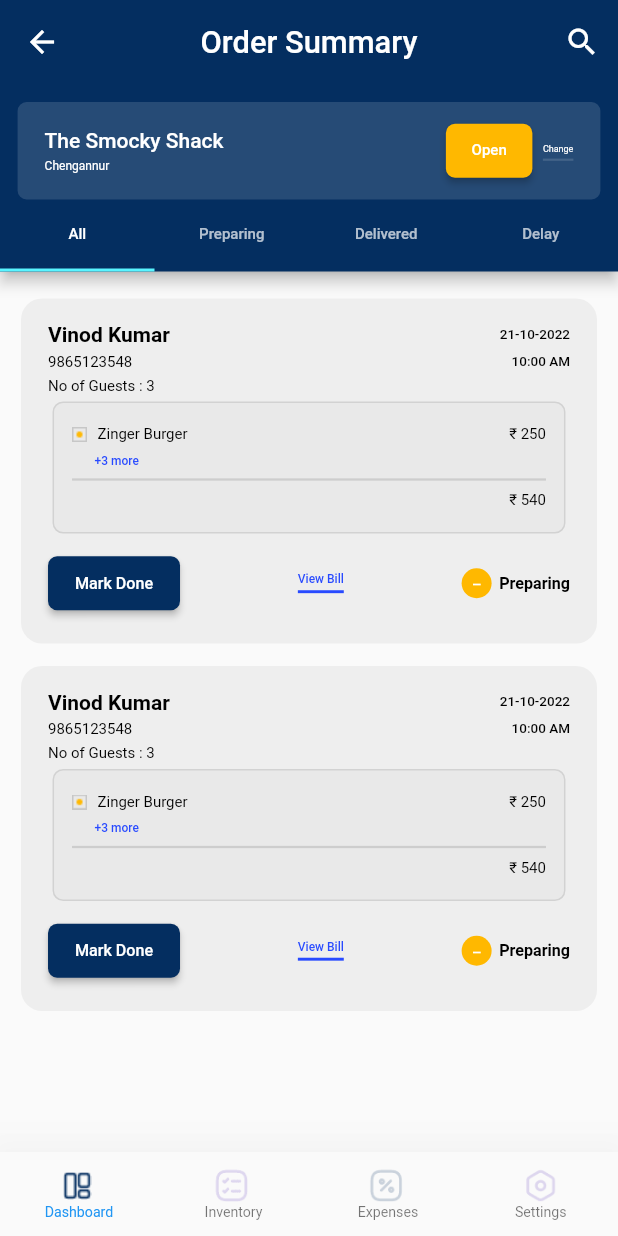
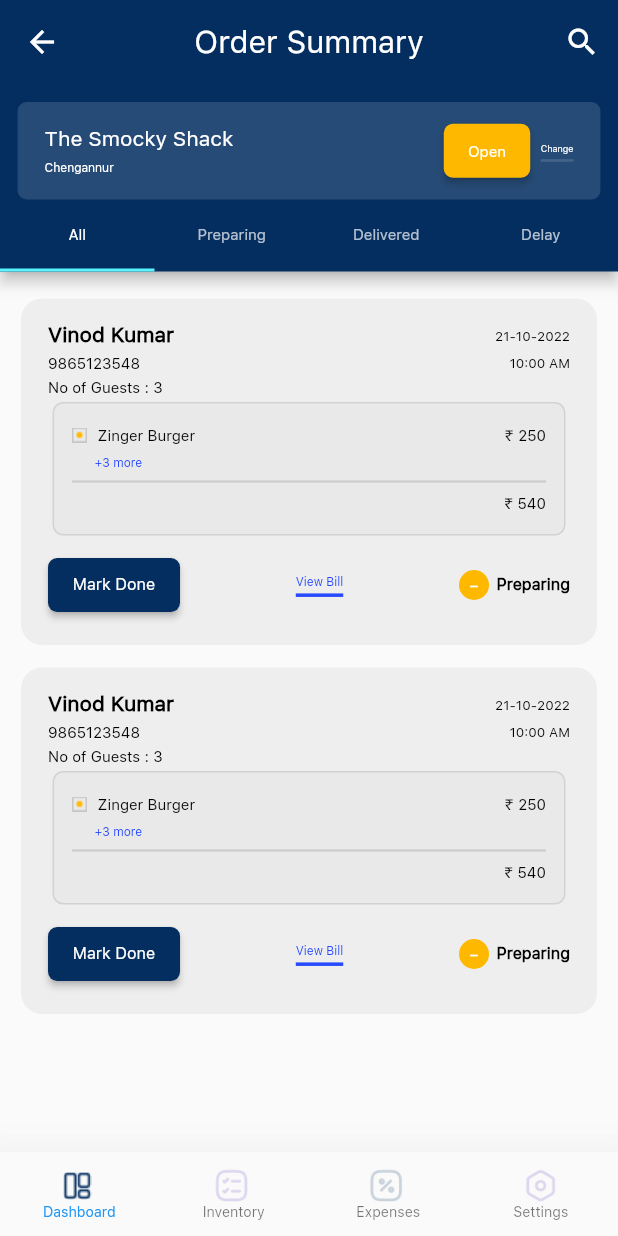
Before and after one commit to jyothir10/eatplek_admin, a Flutter app: the DashboardScreen screen opened by its route, on a phone screen of 412 x 824 dp. Run offline on Flutter 3.47's test engine with Material 2 defaults, Android fonts, the phone set to English and light mode, and no system bars; our stand-ins replace easy_splash_screen, numberpicker.

Commit message:
Added Custom fonts

```diff
--- a/lib/Components/DashBoardCard.dart
+++ b/lib/Components/DashBoardCard.dart
@@ -31,7 +31,7 @@ class _DashBoardCardState extends State<DashBoardCard> {
     return Padding(
       padding: const EdgeInsets.only(bottom: 15),
       child: Container(
-        height: widget.isExpanded == false ? 230 : (230 + (widget.n * 15)),
+        height: widget.isExpanded == false ? 231 : (231 + (widget.n * 15)),
         width: MediaQuery.of(context).size.width * .932,
         decoration: BoxDecoration(
           color: Color(0xffeeeeee),
@@ -100,7 +100,7 @@ class _DashBoardCardState extends State<DashBoardCard> {
               ),
               Container(
                 height:
-                    widget.isExpanded == false ? 88 : (88 + (widget.n * 15)),
+                    widget.isExpanded == false ? 89 : (89 + (widget.n * 15)),
                 width: MediaQuery.of(context).size.width * .83,
                 decoration: BoxDecoration(
                   color: Color(0x56e0e0e0),
--- a/pubspec.yaml
+++ b/pubspec.yaml
@@ -90,3 +90,7 @@ flutter:
   #
   # For details regarding fonts from package dependencies,
   # see https://flutter.dev/custom-fonts/#from-packages
+  fonts:
+    - family: SFUIText
+      fonts:
+        - asset: assets/SFUIText.ttf
```
Also changed, not shown: assets/SFUIText.ttf (added).
